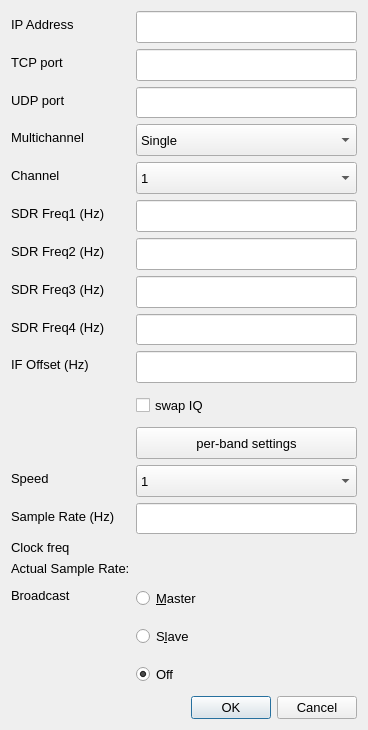
Above: so2sdr-bandmap/afedrisetup.ui from n4ogw/so2sdr before the change. Below: the same form after it.
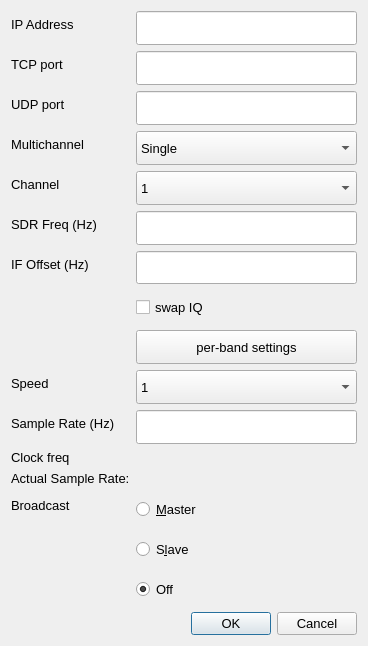
That is the form after the change.

```diff
--- a/so2sdr-bandmap/afedrisetup.ui
+++ b/so2sdr-bandmap/afedrisetup.ui
@@ -10,7 +10,7 @@
     <x>0</x>
     <y>0</y>
     <width>368</width>
-    <height>730</height>
+    <height>646</height>
    </rect>
   </property>
   <property name="sizePolicy">
@@ -186,7 +186,7 @@
      <item row="5" column="0">
       <widget class="QLabel" name="label_2">
        <property name="text">
-        <string>SDR Freq1 (Hz)</string>
+        <string>SDR Freq (Hz)</string>
        </property>
       </widget>
      </item>
@@ -204,14 +204,14 @@
       </widget>
      </item>
      <item row="6" column="0">
-      <widget class="QLabel" name="label_5">
+      <widget class="QLabel" name="label_3">
        <property name="text">
-        <string>SDR Freq2 (Hz)</string>
+        <string>IF Offset (Hz)</string>
        </property>
       </widget>
      </item>
      <item row="6" column="1">
-      <widget class="QLineEdit" name="lineEditFreq2">
+      <widget class="QLineEdit" name="lineEditOffset">
        <property name="sizePolicy">
         <sizepolicy hsizetype="MinimumExpanding" vsizetype="MinimumExpanding">
          <horstretch>0</horstretch>
@@ -222,19 +222,12 @@
         <bool>true</bool>
        </property>
        <property name="toolTip">
-        <string>SDR center frequency, second receiver</string>
-       </property>
-      </widget>
-     </item>
-     <item row="7" column="0">
-      <widget class="QLabel" name="label_6">
-       <property name="text">
-        <string>SDR Freq3 (Hz)</string>
+        <string>IF offset: difference in Hz from SDR center frequency and center of display.</string>
        </property>
       </widget>
      </item>
      <item row="7" column="1">
-      <widget class="QLineEdit" name="lineEditFreq3">
+      <widget class="QCheckBox" name="checkBoxSwap">
        <property name="sizePolicy">
         <sizepolicy hsizetype="MinimumExpanding" vsizetype="MinimumExpanding">
          <horstretch>0</horstretch>
@@ -244,56 +237,76 @@
        <property name="toolTip">
         <string>SDR center frequency, third receiver</string>
        </property>
-      </widget>
-     </item>
-     <item row="8" column="0">
-      <widget class="QLabel" name="label_7">
        <property name="text">
-        <string>SDR Freq4 (Hz)</string>
+        <string>swap IQ</string>
        </property>
       </widget>
      </item>
      <item row="8" column="1">
-      <widget class="QLineEdit" name="lineEditFreq4">
+      <widget class="QPushButton" name="bandOffsetPushButton">
        <property name="sizePolicy">
         <sizepolicy hsizetype="MinimumExpanding" vsizetype="MinimumExpanding">
          <horstretch>0</horstretch>
          <verstretch>0</verstretch>
         </sizepolicy>
        </property>
-       <property name="toolTip">
-        <string>SDR center frequency, fourth receiver</string>
+       <property name="minimumSize">
+        <size>
+         <width>125</width>
+         <height>0</height>
+        </size>
+       </property>
+       <property name="maximumSize">
+        <size>
+         <width>1000</width>
+         <height>16777215</height>
+        </size>
+       </property>
+       <property name="text">
+        <string>per-band settings</string>
        </property>
       </widget>
      </item>
      <item row="9" column="0">
-      <widget class="QLabel" name="label_3">
+      <widget class="QLabel" name="label_12">
        <property name="text">
-        <string>IF Offset (Hz)</string>
+        <string>Speed</string>
        </property>
       </widget>
      </item>
      <item row="9" column="1">
-      <widget class="QLineEdit" name="lineEditOffset">
+      <widget class="QComboBox" name="speedComboBox">
        <property name="sizePolicy">
         <sizepolicy hsizetype="MinimumExpanding" vsizetype="MinimumExpanding">
          <horstretch>0</horstretch>
          <verstretch>0</verstretch>
         </sizepolicy>
        </property>
-       <property name="toolTip">
-        <string>IF offset: difference in Hz from SDR center frequency and center of display.</string>
-       </property>
+       <item>
+        <property name="text">
+         <string>1</string>
+        </property>
+       </item>
+       <item>
+        <property name="text">
+         <string>1/2</string>
+        </property>
+       </item>
+       <item>
+        <property name="text">
+         <string>1/4</string>
+        </property>
+       </item>
       </widget>
      </item>
-     <item row="13" column="0">
+     <item row="10" column="0">
       <widget class="QLabel" name="label_13">
        <property name="text">
         <string>Sample Rate (Hz)</string>
        </property>
       </widget>
      </item>
-     <item row="13" column="1">
+     <item row="10" column="1">
       <widget class="QLineEdit" name="sampleFreqLineEdit">
        <property name="sizePolicy">
         <sizepolicy hsizetype="MinimumExpanding" vsizetype="MinimumExpanding">
@@ -306,14 +319,48 @@
        </property>
       </widget>
      </item>
-     <item row="16" column="0">
+     <item row="11" column="0">
+      <widget class="QLabel" name="label_15">
+       <property name="text">
+        <string>Clock freq</string>
+       </property>
+      </widget>
+     </item>
+     <item row="11" column="1">
+      <widget class="QLabel" name="clockFreqLabel">
+       <property name="toolTip">
+        <string>Clock frequency of SDR. Will be filled in after SDR has been starte.</string>
+       </property>
+       <property name="text">
+        <string/>
+       </property>
+      </widget>
+     </item>
+     <item row="12" column="0">
+      <widget class="QLabel" name="label_14">
+       <property name="text">
+        <string>Actual Sample Rate:</string>
+       </property>
+      </widget>
+     </item>
+     <item row="12" column="1">
+      <widget class="QLabel" name="realSampleRateLabel">
+       <property name="toolTip">
+        <string>Actual sampling frequency of SDR</string>
+       </property>
+       <property name="text">
+        <string/>
+       </property>
+      </widget>
+     </item>
+     <item row="13" column="0">
       <widget class="QLabel" name="label_8">
        <property name="text">
         <string>Broadcast</string>
        </property>
       </widget>
      </item>
-     <item row="16" column="1">
+     <item row="13" column="1">
       <widget class="QRadioButton" name="broadcastMasterButton">
        <property name="sizePolicy">
         <sizepolicy hsizetype="MinimumExpanding" vsizetype="MinimumExpanding">
@@ -332,7 +379,7 @@
        </attribute>
       </widget>
      </item>
-     <item row="17" column="1">
+     <item row="14" column="1">
       <widget class="QRadioButton" name="broadcastSlaveButton">
        <property name="sizePolicy">
         <sizepolicy hsizetype="MinimumExpanding" vsizetype="MinimumExpanding">
@@ -351,7 +398,7 @@
        </attribute>
       </widget>
      </item>
-     <item row="18" column="1">
+     <item row="15" column="1">
       <widget class="QRadioButton" name="broadcastOffButton">
        <property name="sizePolicy">
         <sizepolicy hsizetype="MinimumExpanding" vsizetype="MinimumExpanding">
@@ -373,113 +420,6 @@
        </attribute>
       </widget>
      </item>
-     <item row="12" column="0">
-      <widget class="QLabel" name="label_12">
-       <property name="text">
-        <string>Speed</string>
-       </property>
-      </widget>
-     </item>
-     <item row="12" column="1">
-      <widget class="QComboBox" name="speedComboBox">
-       <property name="sizePolicy">
-        <sizepolicy hsizetype="MinimumExpanding" vsizetype="MinimumExpanding">
-         <horstretch>0</horstretch>
-         <verstretch>0</verstretch>
-        </sizepolicy>
-       </property>
-       <item>
-        <property name="text">
-         <string>1</string>
-        </property>
-       </item>
-       <item>
-        <property name="text">
-         <string>1/2</string>
-        </property>
-       </item>
-       <item>
-        <property name="text">
-         <string>1/4</string>
-        </property>
-       </item>
-      </widget>
-     </item>
-     <item row="10" column="1">
-      <widget class="QCheckBox" name="checkBoxSwap">
-       <property name="sizePolicy">
-        <sizepolicy hsizetype="MinimumExpanding" vsizetype="MinimumExpanding">
-         <horstretch>0</horstretch>
-         <verstretch>0</verstretch>
-        </sizepolicy>
-       </property>
-       <property name="toolTip">
-        <string>Invert I/Q channels. Use if spectrum is inverted.</string>
-       </property>
-       <property name="text">
-        <string>swap IQ</string>
-       </property>
-      </widget>
-     </item>
-     <item row="11" column="1">
-      <widget class="QPushButton" name="bandOffsetPushButton">
-       <property name="sizePolicy">
-        <sizepolicy hsizetype="MinimumExpanding" vsizetype="MinimumExpanding">
-         <horstretch>0</horstretch>
-         <verstretch>0</verstretch>
-        </sizepolicy>
-       </property>
-       <property name="minimumSize">
-        <size>
-         <width>125</width>
-         <height>0</height>
-        </size>
-       </property>
-       <property name="maximumSize">
-        <size>
-         <width>1000</width>
-         <height>16777215</height>
-        </size>
-       </property>
-       <property name="text">
-        <string>per-band settings</string>
-       </property>
-      </widget>
-     </item>
-     <item row="15" column="0">
-      <widget class="QLabel" name="label_14">
-       <property name="text">
-        <string>Actual Sample Rate:</string>
-       </property>
-      </widget>
-     </item>
-     <item row="15" column="1">
-      <widget class="QLabel" name="realSampleRateLabel">
-       <property name="toolTip">
-        <string>Actual sampling frequency of SDR</string>
-       </property>
-       <property name="text">
-        <string/>
-       </property>
-      </widget>
-     </item>
-     <item row="14" column="0">
-      <widget class="QLabel" name="label_15">
-       <property name="text">
-        <string>Clock freq</string>
-       </property>
-      </widget>
-     </item>
-     <item row="14" column="1">
-      <widget class="QLabel" name="clockFreqLabel">
-       <property name="toolTip">
-        <string>Clock frequency of SDR. Will be filled in after SDR has been starte.</string>
-       </property>
-       <property name="text">
-        <string/>
-       </property>
-      </widget>
-     </item>
     </layout>
    </item>
    <item>
```
Left out of the diff: 14 changed lines with no effect on the pictures.
